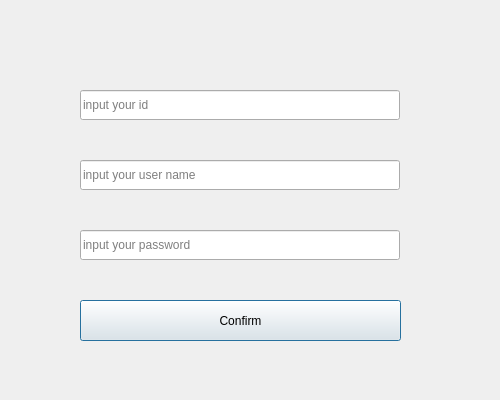
Qt form signin.ui (snailccc/Forum) before a commit.
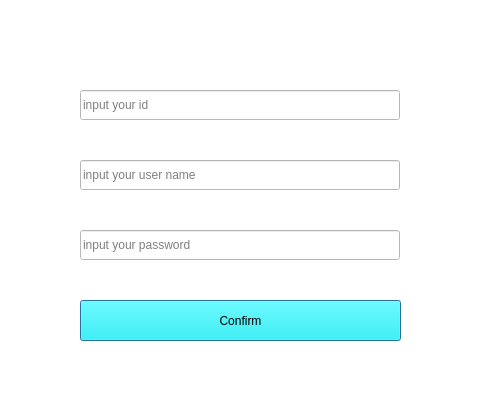
The same form after that commit.

Commit message: change the style form

Patch:
```diff
--- a/signin.ui
+++ b/signin.ui
@@ -13,6 +13,9 @@
   <property name="windowTitle">
    <string>Dialog</string>
   </property>
+  <property name="styleSheet">
+   <string notr="true">background-color: rgb(255, 255, 255);</string>
+  </property>
   <widget class="QLineEdit" name="Id">
    <property name="geometry">
     <rect>
@@ -61,6 +64,9 @@
      <height>41</height>
     </rect>
    </property>
+   <property name="styleSheet">
+    <string notr="true">background-color: rgb(0, 255, 255);</string>
+   </property>
    <property name="text">
     <string>Confirm</string>
    </property>
```
The commit also changes 15 other files.
